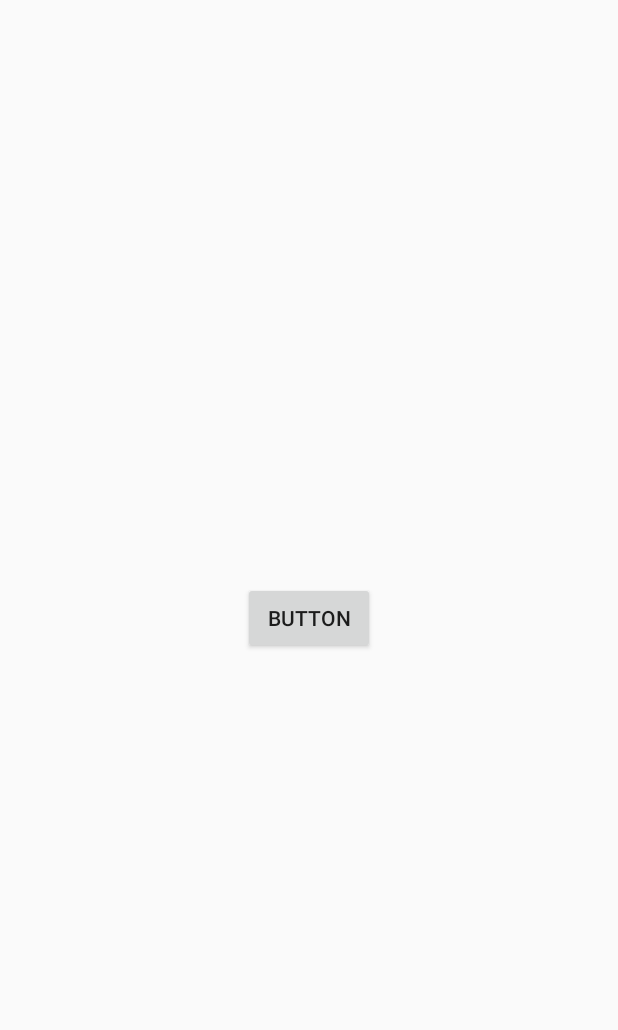
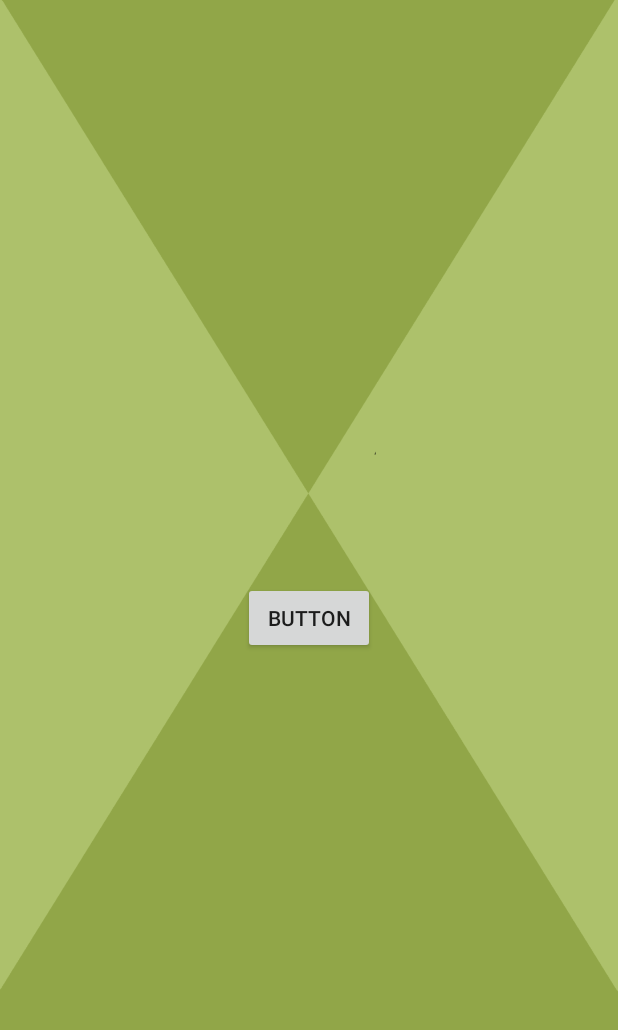
Before and after one commit to MDAsDEV/Kubiks, an Android app: the settings screen opened directly, with no data from a screen before it, on a phone screen of 412 x 824 dp. Shown: the top 1030 px of the screen. Run offline under Robolectric (Android 15) with nearby library versions, the phone set to English and light mode, and no system bars.

Commit message:
updating layout to make first screen comfortable to use from another screen

```diff
--- a/app/src/main/java/com/example/kubiks/settings.kt
+++ b/app/src/main/java/com/example/kubiks/settings.kt
@@ -9,7 +9,7 @@ class settings : AppCompatActivity() {
         super.onCreate(savedInstanceState)
         setContentView(R.layout.activity_settings)
     }
-    fun gohome(){
+    fun go_home(){
         val back_activity = Intent(this, MainActivity::class.java)
         startActivity(back_activity)
     }
--- a/app/src/main/res/layout/activity_settings.xml
+++ b/app/src/main/res/layout/activity_settings.xml
@@ -4,13 +4,14 @@
     xmlns:tools="http://schemas.android.com/tools"
     android:layout_width="match_parent"
     android:layout_height="match_parent"
+    android:background="@drawable/settings_main_phone"
     tools:context=".settings">
 
     <Button
         android:id="@+id/button"
         android:layout_width="wrap_content"
         android:layout_height="wrap_content"
-        android:onClick="gohome"
+        android:onClick="go_home"
         android:text="Button"
         app:layout_constraintBottom_toBottomOf="parent"
         app:layout_constraintEnd_toEndOf="parent"
```
Also changed, not shown: app/src/main/res/drawable/home_button.png (added), app/src/main/res/drawable/play_button.png (added), app/src/main/res/drawable/settings_main_phone.png (added), app/src/main/res/drawable/unknown_button.png (added).
